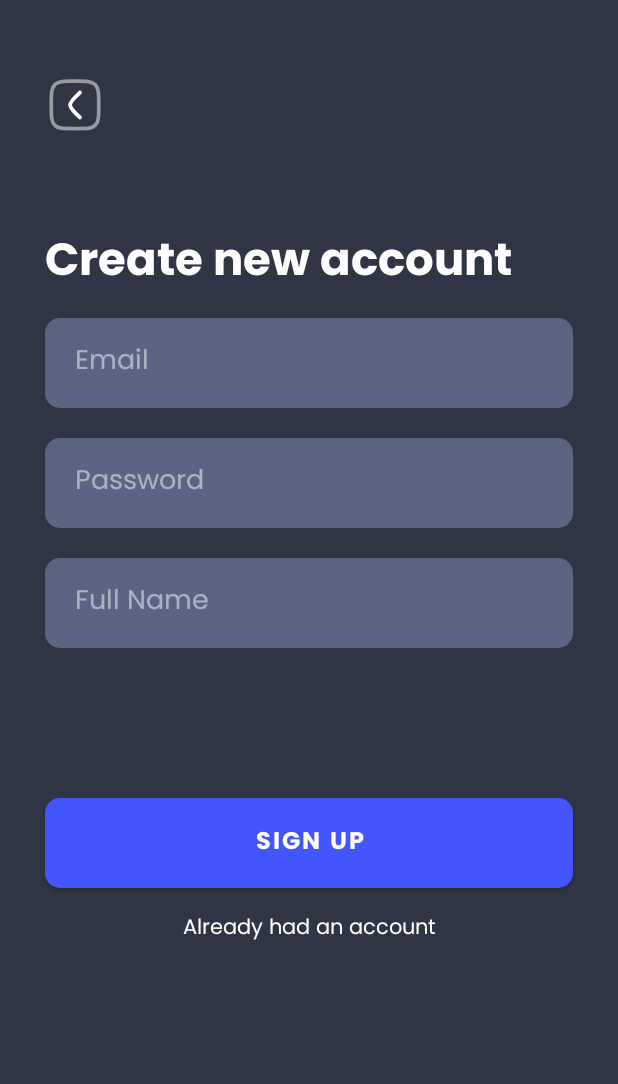
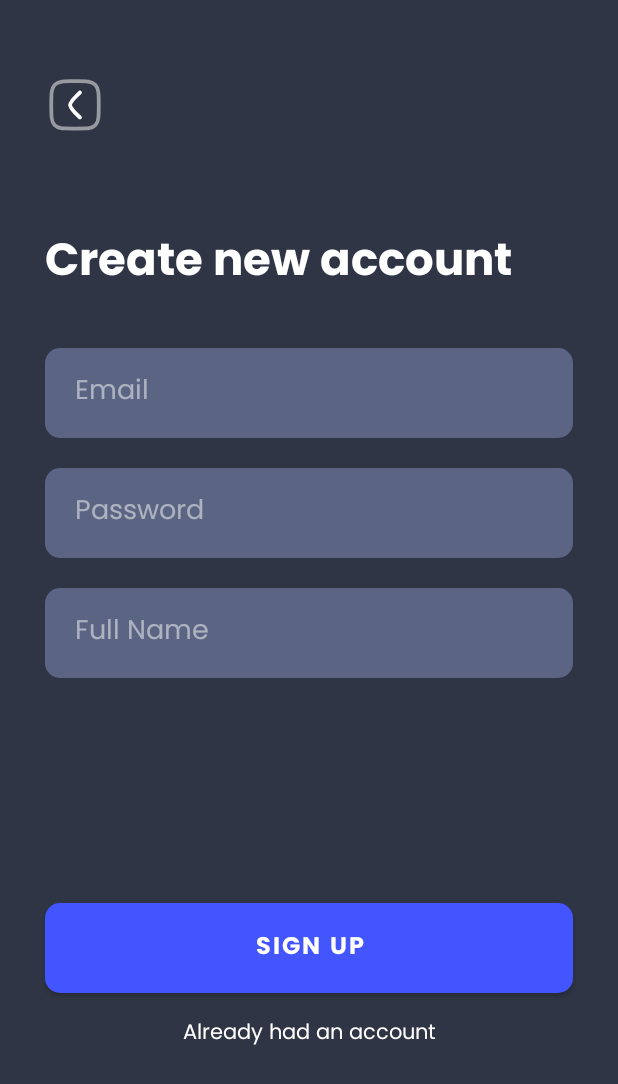
Before and after one commit to minhthhe182554/Quizlett, an Android app: the fragment SignUpFragment shown on its own in the app's theme, on a phone screen of 412 x 824 dp. Shown: the top 1084 px of the screen. Run offline under Robolectric (Android 15) with nearby library versions, the phone set to English and light mode, and no system bars; our stand-ins replace data binding.

Commit message:
Refactor: Update SignUpFragment layout

```diff
--- a/app/src/main/res/layout/fragment_sign_up.xml
+++ b/app/src/main/res/layout/fragment_sign_up.xml
@@ -5,10 +5,10 @@
         xmlns:tools="http://schemas.android.com/tools"
         android:layout_width="match_parent"
         android:layout_height="match_parent"
-        tools:context=".SignUpFragment">
+        tools:context=".ui.signup.SignUpFragment">
 
         <Button
-            android:id="@+id/backBtn"
+            android:id="@+id/btnBack"
             android:layout_width="40dp"
             android:layout_height="40dp"
             app:layout_constraintStart_toStartOf="parent"
@@ -23,7 +23,7 @@
             android:id="@+id/signUpTitle"
             android:layout_width="wrap_content"
             android:layout_height="wrap_content"
-            app:layout_constraintTop_toBottomOf="@id/backBtn"
+            app:layout_constraintTop_toBottomOf="@id/btnBack"
             app:layout_constraintStart_toStartOf="parent"
             android:layout_marginStart="30dp"
             android:layout_marginTop="60dp"
@@ -37,12 +37,13 @@
             android:layout_width="match_parent"
             android:layout_height="60dp"
             app:layout_constraintTop_toBottomOf="@id/signUpTitle"
-            android:layout_marginTop="10dp"
+            android:layout_marginTop="30dp"
             android:layout_marginHorizontal="30dp"
             android:background="@drawable/input_field_bg"
             android:paddingHorizontal="20dp"
             android:hint="@string/email_hint"
-            android:textColorHint="@color/light_grey"/>
+            android:textColorHint="@color/light_grey"
+            android:textColor="@color/white"/>
 
         <EditText
             android:id="@+id/etPassword"
@@ -54,7 +55,8 @@
             android:background="@drawable/input_field_bg"
             android:paddingHorizontal="20dp"
             android:hint="@string/password_hint"
-            android:textColorHint="@color/light_grey"/>
+            android:textColorHint="@color/light_grey"
+            android:textColor="@color/white"/>
 
         <EditText
             android:id="@+id/etFullname"
@@ -66,7 +68,8 @@
             android:background="@drawable/input_field_bg"
             android:paddingHorizontal="20dp"
             android:hint="@string/fullname_hint"
-            android:textColorHint="@color/light_grey"/>
+            android:textColorHint="@color/light_grey"
+            android:textColor="@color/white"/>
 
         <Button
             android:id="@+id/btnSignUp"
@@ -74,7 +77,7 @@
             android:layout_height="60dp"
             app:layout_constraintTop_toBottomOf="@id/etFullname"
             android:layout_marginHorizontal="30dp"
-            android:layout_marginTop="100dp"
+            android:layout_marginTop="150dp"
             app:backgroundTint="@null"
             android:background="@drawable/primary_btn_bg"
             android:text="@string/signUn_btn_text"
```
